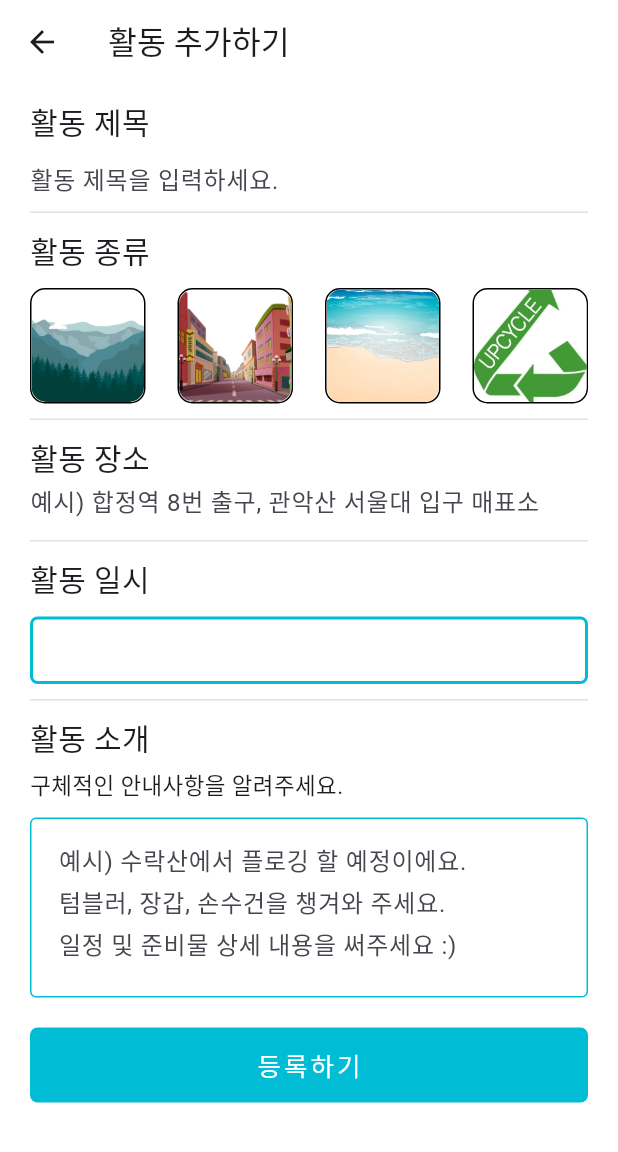
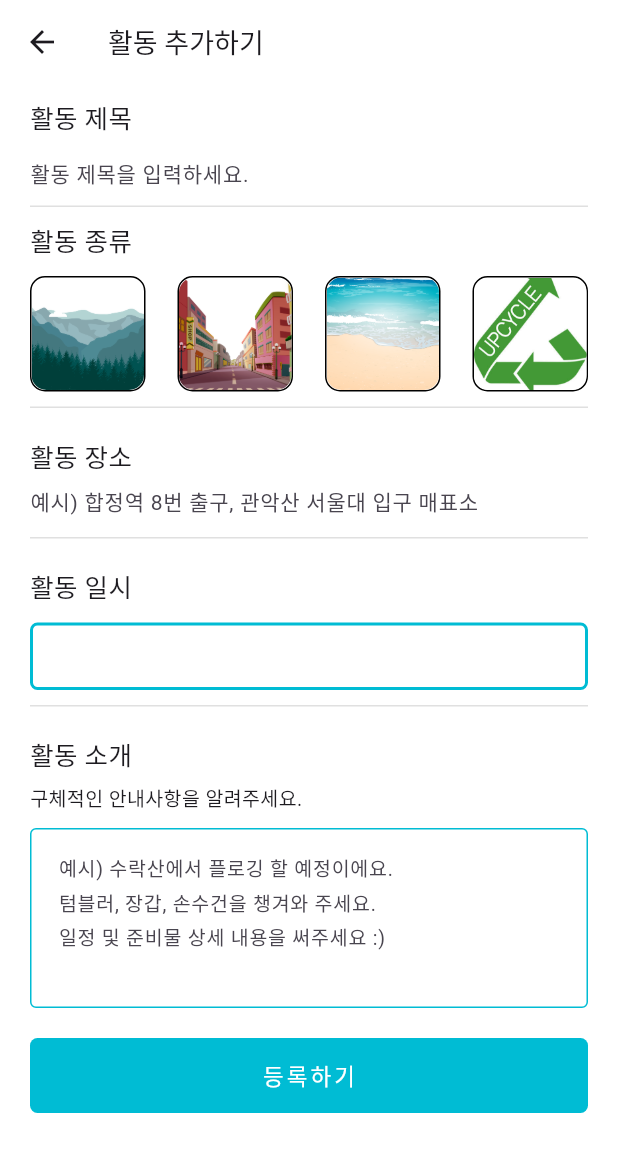
Before and after one commit to shinjoo95/bluemungan, a Flutter app: the screen it shows after launch, item 2 of the bottom bar chosen, after a tap on the "edit" icon, on a phone screen of 412 x 824 dp. Shown: the top 1152 px of the screen. Run offline on Flutter 3.47's test engine with Material 3 defaults, Android fonts, the phone set to English and light mode, and no system bars; our stand-ins replace firebase_auth, firebase_core, flutter_native_splash, get, google_sign_in, image_picker; missing offline and left inert: board_datetime_picker, kakao_flutter_sdk; accounts and stored records are empty; Roboto replaces fonts that are missing (bold, semiBold, semibold); project files that could hold a hidden picture were left out.

Commit message:
- fontSize 변경

```diff
--- a/lib/feed/screen/feed_screen.dart
+++ b/lib/feed/screen/feed_screen.dart
@@ -42,7 +42,7 @@
         title: const Text(
           '활동 피드',
           style: TextStyle(
-            fontSize: 21,
+            fontSize: 18,
             fontFamily: 'bold',
           ),
         ),
--- a/lib/feed/widget/feed_item.dart
+++ b/lib/feed/widget/feed_item.dart
@@ -49,7 +49,7 @@
                 style: TextStyle(
                   color: Colors.black,
                   fontFamily: 'bold',
-                  fontSize: 17,
+                  fontSize: 13,
                 ),
               ),
             ),
--- a/lib/feed/widget/image_select_listview.dart
+++ b/lib/feed/widget/image_select_listview.dart
@@ -52,7 +52,7 @@
                   style: TextStyle(
                     fontFamily: 'bold',
                     color: Colors.cyan,
-                    fontSize: 15,
+                    fontSize: 12,
                   ),
                 )
               ],
--- a/lib/feed/widget/month_dropdown.dart
+++ b/lib/feed/widget/month_dropdown.dart
@@ -35,7 +35,10 @@
   Widget build(BuildContext context) {
     return DropdownButton(
       style: const TextStyle(
-          color: Colors.black, fontSize: 20, fontFamily: 'semiBold'),
+        color: Colors.black,
+        fontSize: 17,
+        fontFamily: 'semiBold',
+      ),
       dropdownColor: Colors.grey[200],
       isDense: false,
       value: selectMonth,
--- a/lib/main/widget/icon_widget.dart
+++ b/lib/main/widget/icon_widget.dart
@@ -63,7 +63,7 @@
         Text(
           iconText,
           style: const TextStyle(
-            fontSize: 16,
+            fontSize: 13,
             letterSpacing: 1,
             fontFamily: 'semiBold',
           ),
--- a/lib/my/screen/mypage_screen.dart
+++ b/lib/my/screen/mypage_screen.dart
@@ -23,7 +23,7 @@
         title: const Text(
           '마이페이지',
           style: TextStyle(
-            fontSize: 21,
+            fontSize: 18,
             fontFamily: 'bold',
           ),
         ),
--- a/lib/my/screen/setting_screen.dart
+++ b/lib/my/screen/setting_screen.dart
@@ -14,7 +14,7 @@
           '설정 및 문의',
           style: TextStyle(
             fontFamily: 'bold',
-            fontSize: 20,
+            fontSize: 17,
           ),
         ),
         const SizedBox(height: 15),
--- a/lib/my/widget/participated_info.dart
+++ b/lib/my/widget/participated_info.dart
@@ -12,7 +12,7 @@
         Text(
           '활동 기록',
           style: TextStyle(
-            fontSize: 20,
+            fontSize: 17,
             fontFamily: 'bold',
           ),
         ),
--- a/lib/schedule/screen/schedule_screen.dart
+++ b/lib/schedule/screen/schedule_screen.dart
@@ -37,7 +37,7 @@
         title: const Text(
           '활동 신청하기',
           style: TextStyle(
-            fontSize: 21,
+            fontSize: 18,
             fontFamily: 'bold',
           ),
         ),
@@ -74,8 +74,8 @@
               indicatorSize: TabBarIndicatorSize.tab,
               labelStyle: const TextStyle(
                 color: Colors.white,
-                fontSize: 20,
-                fontFamily: 'semiBold',
+                fontSize: 15,
+                fontFamily: 'bold',
               ),
               indicatorWeight: 3,
               tabs: const [
--- a/lib/schedule/screen/schedule_write_screen.dart
+++ b/lib/schedule/screen/schedule_write_screen.dart
@@ -31,7 +31,7 @@
           title: const Text(
             '활동 추가하기',
             style: TextStyle(
-              fontSize: 21,
+              fontSize: 18,
               fontFamily: 'bold',
             ),
           ),
@@ -47,7 +47,7 @@
                 const Text(
                   '활동 제목',
                   style: TextStyle(
-                    fontSize: 20,
+                    fontSize: 17,
                     fontFamily: 'bold',
                   ),
                 ),
@@ -58,7 +58,7 @@
                     cursorHeight: 16,
                     style: TextStyle(
                       fontFamily: 'semiBold',
-                      fontSize: 17,
+                      fontSize: 14,
                     ),
                     decoration: InputDecoration(
                       border: InputBorder.none,
@@ -66,7 +66,7 @@
                       hintText: '활동 제목을 입력하세요.',
                       hintStyle: TextStyle(
                         fontFamily: 'semibold',
-                        fontSize: 16,
+                        fontSize: 14,
                       ),
                     ),
                   ),
@@ -78,7 +78,7 @@
                 const Text(
                   '활동 종류',
                   style: TextStyle(
-                    fontSize: 20,
+                    fontSize: 17,
                     fontFamily: 'bold',
                   ),
                 ),
@@ -93,12 +93,14 @@
                   ],
                 ),
 
-                const Boundary(),
+                const Boundary(
+                  marginBottom: 20,
+                ),
 
                 const Text(
                   '활동 장소',
                   style: TextStyle(
-                    fontSize: 20,
+                    fontSize: 17,
                     fontFamily: 'bold',
                   ),
                 ),
@@ -109,7 +111,7 @@
                     cursorHeight: 16,
                     style: TextStyle(
                       fontFamily: 'semiBold',
-                      fontSize: 17,
+                      fontSize: 14,
                     ),
                     decoration: InputDecoration(
                       contentPadding: EdgeInsets.only(bottom: 10),
@@ -117,18 +119,18 @@
                       hintText: '예시) 합정역 8번 출구, 관악산 서울대 입구 매표소',
                       hintStyle: TextStyle(
                         fontFamily: 'semibold',
-                        fontSize: 16,
+                        fontSize: 14,
                       ),
                     ),
                   ),
                 ),
 
-                const Boundary(),
+                const Boundary(marginBottom: 20),
 
                 const Text(
                   '활동 일시',
                   style: TextStyle(
-                    fontSize: 20,
+                    fontSize: 17,
                     fontFamily: 'bold',
                   ),
                 ),
@@ -152,7 +154,7 @@
                       BoardDateFormat('yyyy년 MM월 dd일  h시').format(date),
                       style: const TextStyle(
                         fontFamily: 'bold',
-                        fontSize: 20,
+                        fontSize: 14,
                         color: Colors.cyan,
                       ),
                     ),
@@ -166,7 +168,7 @@
                       options: BoardDateTimeOptions(
                         boardTitleTextStyle: const TextStyle(
                           fontFamily: 'bold',
-                          fontSize: 20,
+                          fontSize: 17,
                         ),
                         backgroundColor: Colors.white,
                         foregroundColor: Colors.grey[200],
@@ -188,12 +190,12 @@
                   },
                 ),
 
-                const Boundary(),
+                const Boundary(marginBottom: 20),
 
                 const Text(
                   '활동 소개',
                   style: TextStyle(
-                    fontSize: 20,
+                    fontSize: 17,
                     fontFamily: 'bold',
                   ),
                 ),
@@ -201,7 +203,7 @@
                 const Text(
                   '구체적인 안내사항을 알려주세요.',
                   style: TextStyle(
-                    fontSize: 15,
+                    fontSize: 13,
                     fontFamily: 'semiBold',
                   ),
                 ),
@@ -218,7 +220,7 @@
                           cursorHeight: 16,
                           style: TextStyle(
                             fontFamily: 'semiBold',
-                            fontSize: 17,
+                            fontSize: 14,
                           ),
                           textAlignVertical: TextAlignVertical(y: -1),
                           expands: true,
@@ -230,7 +232,7 @@
                                 '예시) 수락산에서 플로깅 할 예정이에요. \n텀블러, 장갑, 손수건을 챙겨와 주세요. \n일정 및 준비물 상세 내용을 써주세요 :)',
                             hintStyle: TextStyle(
                               fontFamily: 'semibold',
-                              fontSize: 16,
+                              fontSize: 13,
                               height: 1.7,
                             ),
                             enabledBorder: OutlineInputBorder(
@@ -265,7 +267,7 @@
                     child: const Text(
                       '등록하기',
                       style: TextStyle(
-                        fontSize: 17,
+                        fontSize: 15,
                         fontFamily: 'bold',
                         color: Colors.white,
                         letterSpacing: 2,
--- a/lib/schedule/widget/list_item.dart
+++ b/lib/schedule/widget/list_item.dart
@@ -45,7 +45,7 @@
           Text(
             mainTime,
             style: const TextStyle(
-              fontSize: 20,
+              fontSize: 17,
               fontFamily: 'bold',
             ),
           ),
@@ -57,7 +57,7 @@
             child: Text(
               title,
               style: const TextStyle(
-                fontSize: 20,
+                fontSize: 17,
                 fontFamily: 'bold',
               ),
               overflow: TextOverflow.ellipsis,
@@ -95,7 +95,7 @@
                           text: '일시',
                           style: TextStyle(
                             color: Colors.grey,
-                            fontSize: 15,
+                            fontSize: 13,
                             fontFamily: 'semiBold',
                           ),
                         ),
@@ -124,7 +124,7 @@
                           text: '위치',
                           style: TextStyle(
                             color: Colors.grey,
-                            fontSize: 15,
+                            fontSize: 13,
                             fontFamily: 'semiBold',
                           ),
                         ),
@@ -152,7 +152,7 @@
                           text: '참여',
                           style: TextStyle(
                             color: Colors.grey,
-                            fontSize: 15,
+                            fontSize: 13,
                             fontFamily: 'semiBold',
                           ),
                         ),
--- a/lib/schedule/widget/plogging_banner.dart
+++ b/lib/schedule/widget/plogging_banner.dart
@@ -9,7 +9,7 @@
     return Container(
       margin: const EdgeInsets.symmetric(horizontal: 16),
       padding: const EdgeInsets.all(5),
-      height: 80,
+      height: 85,
       width: Get.width,
       decoration: BoxDecoration(
         color: Colors.cyan,
@@ -29,7 +29,7 @@
               Text(
                 '플로깅(PLOGGING)이란?',
                 style: TextStyle(
-                  fontSize: 25,
+                  fontSize: 22,
                   fontFamily: 'bold',
                   color: Colors.lightGreenAccent[200],
                 ),
@@ -40,7 +40,7 @@
                 style: TextStyle(
                   color: Colors.black,
                   fontFamily: 'semiBold',
-                  fontSize: 16,
+                  fontSize: 13,
                 ),
               ),
               const Text(
@@ -48,7 +48,7 @@
                 style: TextStyle(
                   color: Colors.black,
                   fontFamily: 'semiBold',
-                  fontSize: 16,
+                  fontSize: 13,
                 ),
               ),
             ],
```
Also changed, not shown: lib/feed/screen/feed_write_screen.dart (+15 -15 lines), lib/my/widget/participated_list_item.dart (+5 -5 lines), lib/my/widget/profile_info.dart (+7 -3 lines), lib/my/widget/setting_menu.dart (+8 -6 lines), assets/hayeon.jpeg (added), 1 other file.
